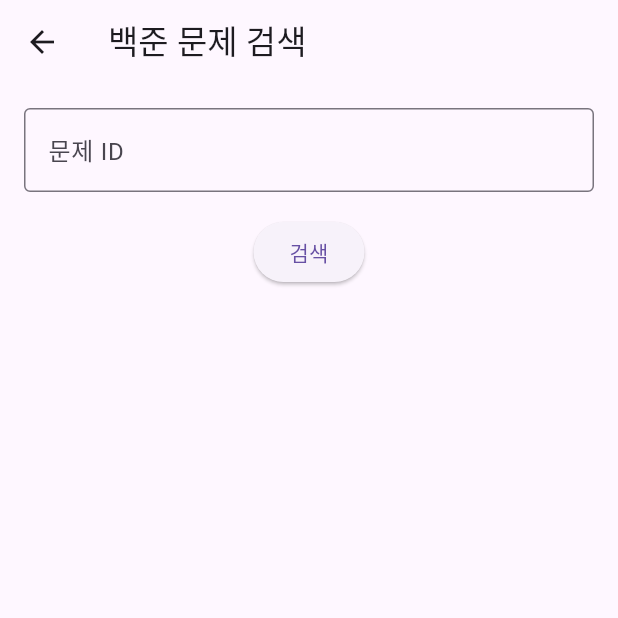
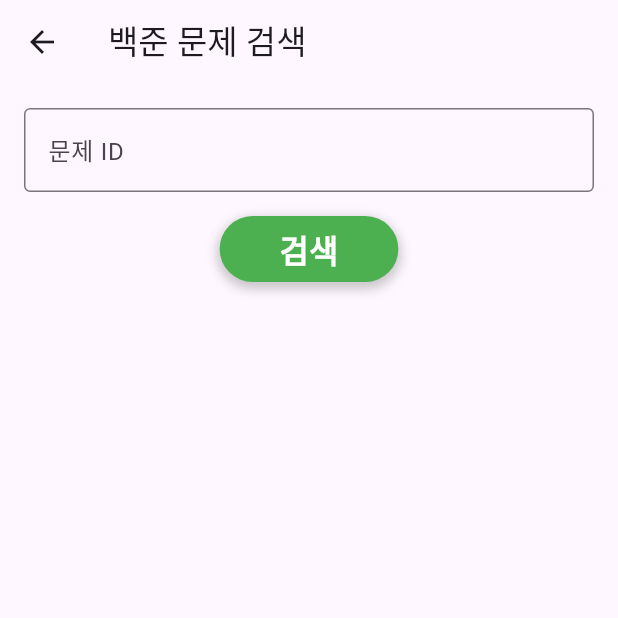
Before and after one commit to roypower6/Solved.ac-Viewer, a Flutter app: the ProblemSearchScreen screen opened directly, on a phone screen of 412 x 824 dp, the top half of it. Run offline on Flutter 3.47's test engine with Material 3 defaults, Android fonts, the phone set to English and light mode, and no system bars; drawn by our look-alikes of google_mobile_ads; our stand-ins replace eva_icons_flutter, fl_chart, shared_preferences, unicons; missing offline and left inert: restart_app; accounts and stored records are empty; network calls fail.

Commit message:
2024-10-12

```diff
--- a/lib/screen/problem_search_screen.dart
+++ b/lib/screen/problem_search_screen.dart
@@ -71,8 +71,8 @@ class ProblemSearchScreenState extends State<ProblemSearchScreen> {
                   keyboardType: TextInputType.number,
                 ),
                 const SizedBox(height: 16),
-                ElevatedButton(
-                  onPressed: () {
+                GestureDetector(
+                  onTap: () {
                     final problemId = int.tryParse(_problemIdController.text);
                     if (problemId != null) {
                       setState(() {
@@ -80,7 +80,30 @@ class ProblemSearchScreenState extends State<ProblemSearchScreen> {
                       });
                     }
                   },
-                  child: const Text("검색"),
+                  child: Container(
+                    padding:
+                        const EdgeInsets.symmetric(vertical: 7, horizontal: 40),
+                    decoration: BoxDecoration(
+                      color: Colors.green, // 버튼 색상
+                      borderRadius: BorderRadius.circular(30), // 둥근 모서리
+                      boxShadow: [
+                        BoxShadow(
+                          color: Colors.black.withOpacity(0.2),
+                          spreadRadius: 2,
+                          blurRadius: 5,
+                          offset: const Offset(0, 3), // 그림자 위치
+                        ),
+                      ],
+                    ),
+                    child: const Text(
+                      '검색',
+                      style: TextStyle(
+                        fontSize: 21,
+                        fontWeight: FontWeight.bold,
+                        color: Colors.white, // 텍스트 색상
+                      ),
+                    ),
+                  ),
                 ),
                 const SizedBox(height: 16),
                 Expanded(
--- a/lib/screen/shop_screen.dart
+++ b/lib/screen/shop_screen.dart
@@ -41,7 +41,7 @@ class ShopScreenState extends State<ShopScreen> {
   Widget build(BuildContext context) {
     return Scaffold(
       appBar: AppBar(
-        title: const Text("SolvedAC Shop"),
+        title: const Text("Solved.ac Shop"),
       ),
       body: Column(
         children: [
```
